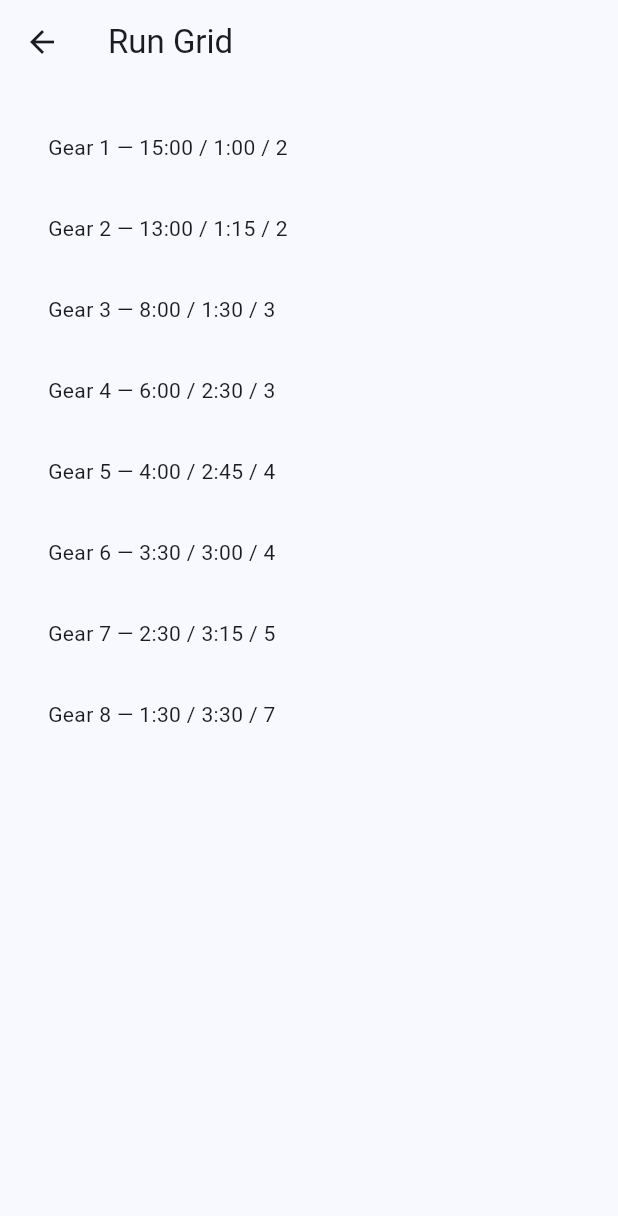
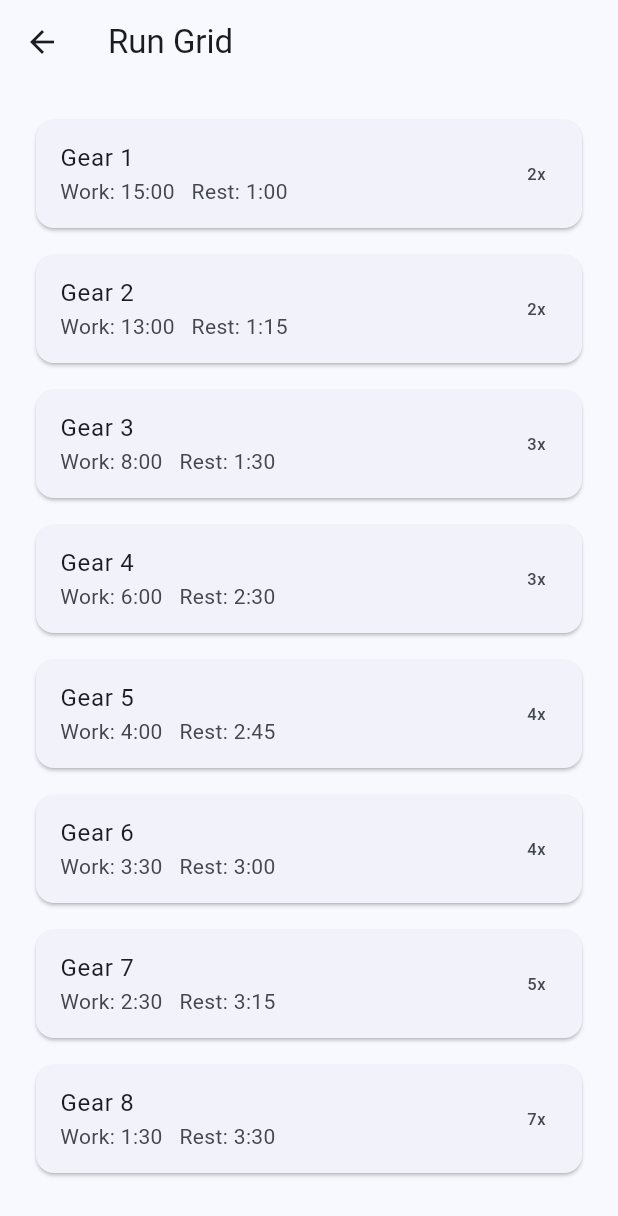
Before and after one commit to mrchrislivingston/mft-gear-matrix, a Flutter app: the MatrixScreen screen opened directly, after a tap on "Run", on a phone screen of 412 x 824 dp. Shown: the top 1216 px of the screen. Run offline on Flutter 3.47's test engine with Material 3 defaults, Android fonts, the phone set to English and light mode, and no system bars.

Commit message:
Version 0.3 architecture refactor

```diff
--- /dev/null
+++ b/lib/data/run_gears.dart
@@ -0,0 +1,12 @@
+import '../models/gear.dart';
+
+const runGears = [
+  Gear(number: 1, work: '15:00', rest: '1:00', intervals: 2),
+  Gear(number: 2, work: '13:00', rest: '1:15', intervals: 2),
+  Gear(number: 3, work: '8:00', rest: '1:30', intervals: 3),
+  Gear(number: 4, work: '6:00', rest: '2:30', intervals: 3),
+  Gear(number: 5, work: '4:00', rest: '2:45', intervals: 4),
+  Gear(number: 6, work: '3:30', rest: '3:00', intervals: 4),
+  Gear(number: 7, work: '2:30', rest: '3:15', intervals: 5),
+  Gear(number: 8, work: '1:30', rest: '3:30', intervals: 7),
+];
--- a/lib/main.dart
+++ b/lib/main.dart
@@ -1,27 +1,11 @@
 import 'package:flutter/material.dart';
-import 'models/gear.dart';
+
+import 'screens/home_screen.dart';
 
 void main() {
   runApp(const GearMatrixApp());
 }
 
-class LogEntry {
-  final int gearNumber;
-  final DateTime date;
-  final String actualWork;
-  final String actualRest;
-  final String notes;
-  final bool success;
-
-  LogEntry({
-    required this.gearNumber,
-    required this.date,
-    required this.actualWork,
-    required this.actualRest,
-    required this.notes,
-    required this.success,
-  });
-}
 class GearMatrixApp extends StatelessWidget {
   const GearMatrixApp({super.key});
 
@@ -30,208 +14,11 @@
     return MaterialApp(
       debugShowCheckedModeBanner: false,
       title: 'MFT Gear Matrix',
-      theme: ThemeData(useMaterial3: true, colorSchemeSeed: Colors.blue),
-      home: const HomeRouter(),
+      theme: ThemeData(
+        useMaterial3: true,
+        colorSchemeSeed: Colors.blue,
+      ),
+      home: const HomeScreen(),
     );
   }
 }
-
-class HomeRouter extends StatelessWidget {
-  const HomeRouter({super.key});
-
-  @override
-  Widget build(BuildContext context) {
-    return Scaffold(
-      appBar: AppBar(title: const Text('Chris Livingston')),
-      body: Padding(
-        padding: const EdgeInsets.all(20),
-        child: Column(
-          crossAxisAlignment: CrossAxisAlignment.start,
-          children: [
-            const Text('Base Phase', style: TextStyle(fontSize: 18)),
-            const SizedBox(height: 30),
-
-            MenuButton(
-              label: 'Matrix',
-              onTap: () {
-                Navigator.push(
-                  context,
-                  MaterialPageRoute(builder: (_) => const MatrixScreen()),
-                );
-              },
-            ),
-
-            const SizedBox(height: 10),
-
-            MenuButton(label: 'Benchmarks', onTap: () {}),
-
-            const SizedBox(height: 10),
-
-            MenuButton(label: 'Weightlifting', onTap: () {}),
-          ],
-        ),
-      ),
-    );
-  }
-}
-
-class MatrixScreen extends StatelessWidget {
-  const MatrixScreen({super.key});
-
-  @override
-  Widget build(BuildContext context) {
-    return Scaffold(
-      appBar: AppBar(title: const Text('Matrix')),
-      body: Padding(
-        padding: const EdgeInsets.all(20),
-        child: Column(
-          crossAxisAlignment: CrossAxisAlignment.start,
-          children: [
-            Text('Select Modality', style: TextStyle(fontSize: 18)),
-            SizedBox(height: 30),
-            ElevatedButton(
-  onPressed: () {
-    Navigator.push(
-      context,
-      MaterialPageRoute(builder: (_) => const RunGridScreen()),
-    );
-  },
-  child: const Text('Run'),
-),
-            SizedBox(height: 10),
-            ElevatedButton(onPressed: () {}, child: const Text('Echo Bike')),
-            const SizedBox(height: 10),
-            ElevatedButton(onPressed: () {}, child: const Text('C2 Bike')),
-            const SizedBox(height: 10),
-            ElevatedButton(onPressed: () {}, child: const Text('Row')),
-            SizedBox(height: 10),
-            ElevatedButton(onPressed: () {}, child: const Text('Ski')),
-          ],
-        ),
-      ),
-    );
-  }
-}
-
-class MenuButton extends StatelessWidget {
-  final String label;
-  final VoidCallback onTap;
-
-  const MenuButton({super.key, required this.label, required this.onTap});
-
-  @override
-  Widget build(BuildContext context) {
-    return SizedBox(
-      width: double.infinity,
-      child: ElevatedButton(onPressed: onTap, child: Text(label)),
-    );
-  }
-}
-class RunGridScreen extends StatelessWidget {
-  const RunGridScreen({super.key});
-
-  @override
-  Widget build(BuildContext context) {
-    final gears = [
-  Gear(number: 1, work: '15:00', rest: '1:00', intervals: 2),
-  Gear(number: 2, work: '13:00', rest: '1:15', intervals: 2),
-  Gear(number: 3, work: '8:00', rest: '1:30', intervals: 3),
-  Gear(number: 4, work: '6:00', rest: '2:30', intervals: 3),
-  Gear(number: 5, work: '4:00', rest: '2:45', intervals: 4),
-  Gear(number: 6, work: '3:30', rest: '3:00', intervals: 4),
-  Gear(number: 7, work: '2:30', rest: '3:15', intervals: 5),
-  Gear(number: 8, work: '1:30', rest: '3:30', intervals: 7),
-];
-    final logs = <LogEntry>[];
-    return Scaffold(
-      appBar: AppBar(title: const Text('Run Grid')),
-      body: Padding(
-        padding: const EdgeInsets.all(20),
-        child: Column(
-          crossAxisAlignment: CrossAxisAlignment.start,
-children: [
-  for (final gear in gears) ...[
-    GestureDetector(
-onTap: () {
-  Navigator.push(
-    context,
-    MaterialPageRoute(
-      builder: (_) => GearDetailScreen(gear: gear, logs: logs),
-    ),
-  );
-},
-  child: GearCard(gear: gear),
-),
-    const SizedBox(height: 10),
-  ]
-],
-        ),
-      ),
-    );
-  }
-}
-class GearCard extends StatelessWidget {
-  final Gear gear;
-
-  const GearCard({super.key, required this.gear});
-
-  @override
-  Widget build(BuildContext context) {
-    return Container(
-      padding: const EdgeInsets.all(12),
-      child: Text(
-        'Gear ${gear.number} — ${gear.work} / ${gear.rest} / ${gear.intervals}',
-      ),
-    );
-  }
-}
-class GearDetailScreen extends StatelessWidget {
-  final Gear gear;
-  final List<LogEntry> logs;
-
-  const GearDetailScreen({
-  super.key,
-  required this.gear,
-  required this.logs,
-});
-
-  @override
-  Widget build(BuildContext context) {
-    return Scaffold(
-      appBar: AppBar(title: Text('Gear ${gear.number}')),
-     body: Padding(
-  padding: const EdgeInsets.all(20),
-  child: Column(
-    crossAxisAlignment: CrossAxisAlignment.start,
-    children: [
-      Text('Work: ${gear.work}', style: const TextStyle(fontSize: 18)),
-      const SizedBox(height: 10),
-      Text('Rest: ${gear.rest}', style: const TextStyle(fontSize: 18)),
-      const SizedBox(height: 10),
-      Text('Intervals: ${gear.intervals}', style: const TextStyle(fontSize: 18)),
-      const SizedBox(height: 30),
-     ElevatedButton(
-  onPressed: () {
-  logs.add(
-    LogEntry(
-      gearNumber: gear.number,
-      date: DateTime.now(),
-      actualWork: gear.work,
-      actualRest: gear.rest,
-      notes: 'placeholder',
-      success: true,
-    ),
-  );
-
-  ScaffoldMessenger.of(context).showSnackBar(
-    const SnackBar(content: Text('Logged')),
-  );
-},
-  child: const Text('Log Workout'),
-),
-    ],
-  ),
-),
-    );
-  }
-}
--- /dev/null
+++ b/lib/screens/matrix_screen.dart
@@ -0,0 +1,82 @@
+import 'package:flutter/material.dart';
+
+import 'run_grid_screen.dart';
+
+class MatrixScreen extends StatelessWidget {
+  const MatrixScreen({super.key});
+
+  @override
+  Widget build(BuildContext context) {
+    return Scaffold(
+      appBar: AppBar(title: const Text('Matrix')),
+      body: Padding(
+        padding: const EdgeInsets.all(20),
+        child: Column(
+          crossAxisAlignment: CrossAxisAlignment.start,
+          children: [
+            const Text(
+              'Select Modality',
+              style: TextStyle(fontSize: 18),
+            ),
+            const SizedBox(height: 30),
+
+            SizedBox(
+              width: double.infinity,
+              child: ElevatedButton(
+                onPressed: () {
+                  Navigator.push(
+                    context,
+                    MaterialPageRoute(
+                      builder: (_) => const RunGridScreen(),
+                    ),
+                  );
+                },
+                child: const Text('Run'),
+              ),
+            ),
+
+            const SizedBox(height: 10),
+
+            SizedBox(
+              width: double.infinity,
+              child: ElevatedButton(
+                onPressed: () {},
+                child: const Text('Echo Bike'),
+              ),
+            ),
+
+            const SizedBox(height: 10),
+
+            SizedBox(
+              width: double.infinity,
+              child: ElevatedButton(
+                onPressed: () {},
+                child: const Text('C2 Bike'),
+              ),
+            ),
+
+            const SizedBox(height: 10),
+
+            SizedBox(
+              width: double.infinity,
+              child: ElevatedButton(
+                onPressed: () {},
+                child: const Text('Row'),
+              ),
+            ),
+
+            const SizedBox(height: 10),
+
+            SizedBox(
+              width: double.infinity,
+              child: ElevatedButton(
+                onPressed: () {},
+                child: const Text('Ski'),
+              ),
+            ),
+          ],
+        ),
+      ),
+    );
+  }
+}
--- /dev/null
+++ b/lib/screens/run_grid_screen.dart
@@ -0,0 +1,36 @@
+import 'package:flutter/material.dart';
+
+import '../data/run_gears.dart';
+import '../widgets/gear_card.dart';
+import 'gear_detail_screen.dart';
+
+class RunGridScreen extends StatelessWidget {
+  const RunGridScreen({super.key});
+
+  @override
+  Widget build(BuildContext context) {
+    return Scaffold(
+      appBar: AppBar(title: const Text('Run Grid')),
+      body: ListView.separated(
+        padding: const EdgeInsets.all(20),
+        itemCount: runGears.length,
+        separatorBuilder: (_, __) => const SizedBox(height: 10),
+        itemBuilder: (context, index) {
+          final gear = runGears[index];
+
+          return GestureDetector(
+            onTap: () {
+              Navigator.push(
+                context,
+                MaterialPageRoute(
+                  builder: (_) => GearDetailScreen(gear: gear),
+                ),
+              );
+            },
+            child: GearCard(gear: gear),
+          );
+        },
+      ),
+    );
+  }
+}
--- /dev/null
+++ b/lib/widgets/gear_card.dart
@@ -0,0 +1,25 @@
+import 'package:flutter/material.dart';
+
+import '../models/gear.dart';
+
+class GearCard extends StatelessWidget {
+  final Gear gear;
+
+  const GearCard({
+    super.key,
+    required this.gear,
+  });
+
+  @override
+  Widget build(BuildContext context) {
+    return Card(
+      child: ListTile(
+        title: Text('Gear ${gear.number}'),
+        subtitle: Text(
+          'Work: ${gear.work}   Rest: ${gear.rest}',
+        ),
+        trailing: Text('${gear.intervals}x'),
+      ),
+    );
+  }
+}
```
Also changed, not shown: analysis_options.yaml (added, +28 -0 lines), lib/screens/gear_detail_screen.dart (added, +57 -0 lines), lib/screens/home_screen.dart (added, +52 -0 lines), lib/services/app_state.dart (added, +13 -0 lines), pubspec.lock (added), 125 other files.
